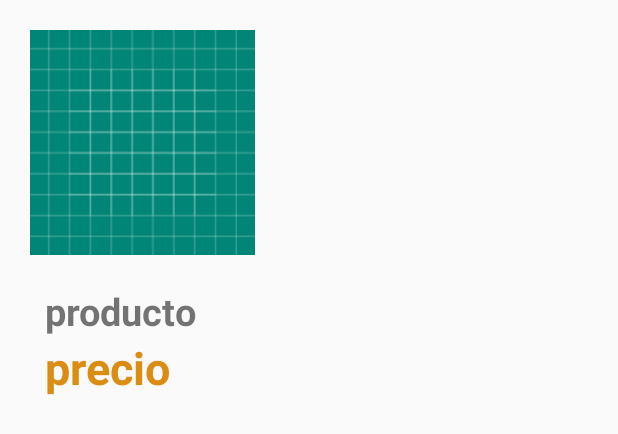
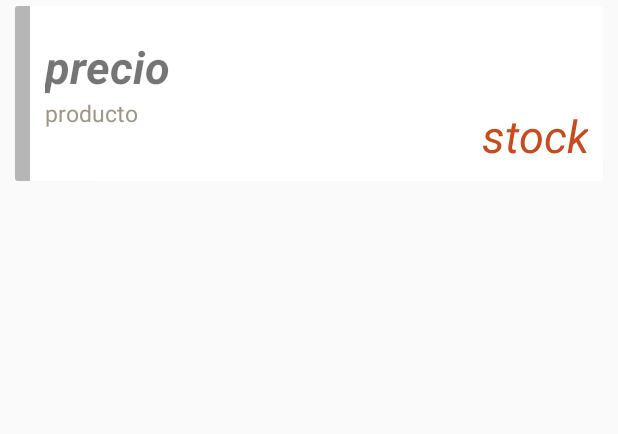
Before and after one commit to Gohan19266/AppVenta, an Android app: the layout single_view.xml on its own in the app's theme, with its tools: preview values and no code run, on a phone screen of 412 x 824 dp. Shown: the top 434 px of the screen. Run offline under Robolectric (Android 15) with nearby library versions, the phone set to English and light mode, and no system bars.

Commit message:
un poco mas

```diff
--- a/app/src/main/java/learn/mode/appventa/activity/Views/MainViewVenta.java
+++ b/app/src/main/java/learn/mode/appventa/activity/Views/MainViewVenta.java
@@ -1,4 +1,8 @@
 package learn.mode.appventa.activity.Views;
 
-public class MainViewVenta {
+public interface MainViewVenta {
+    void showProgress();
+    void hideProgress();
+    void onRequestSucces(String message);
+    void onRequestError(String message);
 }
--- a/app/src/main/java/learn/mode/appventa/activity/Views/VentaView.java
+++ b/app/src/main/java/learn/mode/appventa/activity/Views/VentaView.java
@@ -1,4 +1,8 @@
 package learn.mode.appventa.activity.Views;
 
-public class VentaView {
+public interface VentaView {
+    void showProgress();
+    void hideProgress();
+    void onRequestSucces(String message);
+    void onRequestError(String message);
 }
--- a/app/src/main/res/layout/activity_client_view.xml
+++ b/app/src/main/res/layout/activity_client_view.xml
@@ -22,7 +22,6 @@
         android:layout_gravity="bottom|end"
         android:layout_width="wrap_content"
         android:layout_height="wrap_content"
-        android:src="@drawable/ic_add"
-        />
+        android:src="@drawable/ic_add" />
 
 </androidx.coordinatorlayout.widget.CoordinatorLayout>
--- a/app/src/main/res/layout/single_view.xml
+++ b/app/src/main/res/layout/single_view.xml
@@ -1,67 +1,66 @@
 <?xml version="1.0" encoding="utf-8"?>
-<LinearLayout xmlns:android="http://schemas.android.com/apk/res/android"
+<androidx.cardview.widget.CardView
+    xmlns:android="http://schemas.android.com/apk/res/android"
+    xmlns:app="http://schemas.android.com/apk/res-auto"
+    android:layout_width="match_parent"
+    android:layout_height="wrap_content"
+    android:layout_marginLeft="10dp"
+    android:layout_marginRight="10dp"
+    android:layout_marginTop="4dp"
+    android:layout_marginBottom="4dp"
+    app:cardCornerRadius="2dp"
+    app:cardElevation="1dp"
+    android:clickable="true"
+    android:focusable="true"
+    android:foreground="?attr/selectableItemBackground"
+    android:id="@+id/card_item">
+
+    <LinearLayout
+        android:id="@+id/line"
+        android:layout_width="10dp"
+        android:layout_height="match_parent"
         android:orientation="vertical"
+        android:background="#49000000"/>
+
+
+    <RelativeLayout
+        android:padding="10dp"
+        android:layout_marginStart="10dp"
+        android:layout_marginLeft="10dp"
         android:layout_width="match_parent"
         android:layout_height="wrap_content">
 
-
-    <ImageView
-        android:layout_width="150dp"
-        android:layout_height="150dp"
-        android:layout_margin="20dp"
-        android:layout_marginRight="20dp"
-        android:layout_marginTop="20dp"
-        android:id="@+id/imageView"
-        android:src="@drawable/ic_launcher_background"/>
+        <TextView
+            android:id="@+id/producto"
+            android:text="producto"
+            android:textSize="15sp"
+            android:layout_below="@id/precio"
+            android:textColor="#9e9786"
+            android:layout_width="match_parent"
+            android:layout_height="wrap_content" />
 
         <TextView
-    android:id="@+id/produto_nombre"
-    android:layout_width="wrap_content"
+            android:id="@+id/cantidad"
+            android:layout_width="match_parent"
             android:layout_height="wrap_content"
-    android:layout_marginLeft="30dp"
-    android:gravity="center"
-    android:text="@string/producto"
-    android:textSize="25dp"
-    android:textStyle="bold" />
+            android:layout_below="@id/precio"
+            android:layout_marginTop="5dp"
+            android:gravity="end"
+            android:textColor="#c94a1c"
+            android:textSize="30dp"
+            android:text="stock"
+            android:textStyle="italic" />
 
         <TextView
-        android:id="@+id/producto_precio2"
-        android:layout_width="wrap_content"
+            android:id="@+id/precio"
+
+            android:layout_width="match_parent"
             android:layout_height="wrap_content"
-        android:layout_marginLeft="30dp"
-        android:gravity="center"
-        android:text="@string/precio"
-        android:textColor="#DA8C13"
+            android:layout_marginTop="10dp"
+            android:text="precio"
             android:textSize="30dp"
-        android:textStyle="bold" />
-    <TextView
-        android:id="@+id/cantidad_venta"
-        android:layout_width="wrap_content"
-        android:layout_height="wrap_content"
-        android:layout_marginLeft="30dp"
-        android:gravity="center"
-        android:text="@string/cantidad"
-        android:visibility="gone"
-        android:textStyle="bold" />
-    <TextView
-        android:id="@+id/idcategoria_venta"
-        android:layout_width="wrap_content"
-        android:layout_height="wrap_content"
-        android:layout_marginLeft="30dp"
-        android:gravity="center"
-        android:text="@string/categoria"
-        android:visibility="gone"
-        android:textStyle="bold" />
-    <TextView
-        android:id="@+id/idproducto_venta"
-        android:layout_width="wrap_content"
-        android:layout_height="wrap_content"
-        android:layout_marginLeft="30dp"
-        android:gravity="center"
-        android:text="@string/idproducto"
-        android:textColor="#DA8C13"
-        android:textSize="30dp"
-        android:visibility="gone"
-        android:textStyle="bold" />
+            android:textStyle="bold|italic" />
 
-</LinearLayout>
+    </RelativeLayout>
+
+</androidx.cardview.widget.CardView>
```
Also changed, not shown: app/src/main/java/learn/mode/appventa/activity/RecyclerViewAdaparter.java (+27 -11 lines), app/src/main/java/learn/mode/appventa/activity/main/VentaViewActivity.java (+34 -6 lines), app/src/main/res/layout/activity_venta_view.xml (+12 -7 lines). Lines whose indentation alone changed are shown as unchanged.
